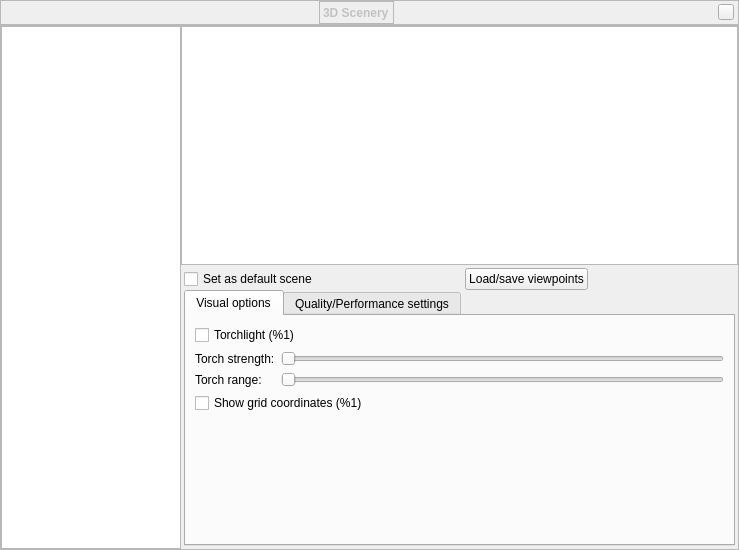
First picture: the form in plugins/Scenery3d/src/gui/scenery3dDialog.ui, repository 519984307/stellarium_src, before the edit.
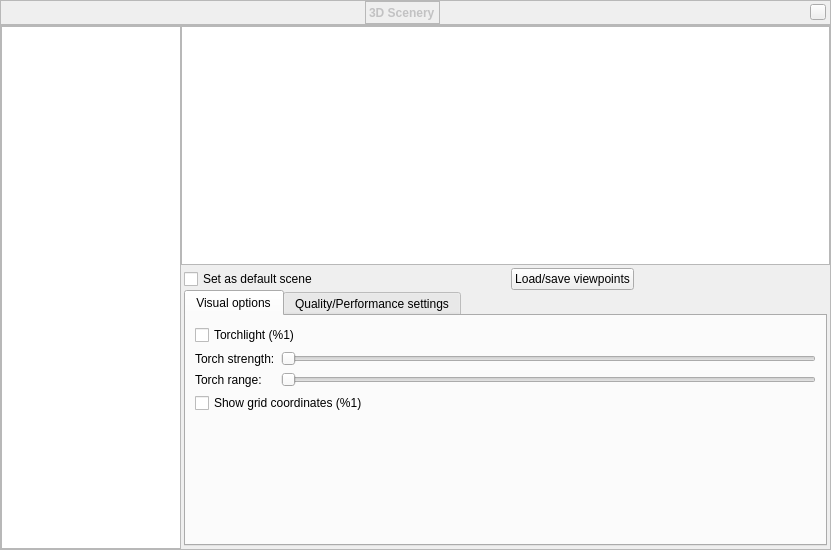
Second picture: the form after the edit. Custom widgets are drawn as their Qt base class.

Commit message: Updated lines for translation

Diff of the .ui file:
```diff
--- a/plugins/Scenery3d/src/gui/scenery3dDialog.ui
+++ b/plugins/Scenery3d/src/gui/scenery3dDialog.ui
@@ -6,7 +6,7 @@
    <rect>
     <x>0</x>
     <y>0</y>
-    <width>699</width>
+    <width>831</width>
     <height>550</height>
    </rect>
   </property>
@@ -291,8 +291,8 @@
               <string>&lt;!DOCTYPE HTML PUBLIC &quot;-//W3C//DTD HTML 4.0//EN&quot; &quot;http://www.w3.org/TR/REC-html40/strict.dtd&quot;&gt;
 &lt;html&gt;&lt;head&gt;&lt;meta name=&quot;qrichtext&quot; content=&quot;1&quot; /&gt;&lt;style type=&quot;text/css&quot;&gt;
 p, li { white-space: pre-wrap; }
-&lt;/style&gt;&lt;/head&gt;&lt;body style=&quot; font-family:'MS Shell Dlg 2'; font-size:10pt; font-weight:400; font-style:normal;&quot;&gt;
-&lt;p style=&quot;-qt-paragraph-type:empty; margin-top:12px; margin-bottom:12px; margin-left:0px; margin-right:0px; -qt-block-indent:0; text-indent:0px;&quot;&gt;&lt;br /&gt;&lt;/p&gt;&lt;/body&gt;&lt;/html&gt;</string>
+&lt;/style&gt;&lt;/head&gt;&lt;body style=&quot; font-family:'Sans Serif'; font-size:10pt; font-weight:400; font-style:normal;&quot;&gt;
+&lt;p style=&quot;-qt-paragraph-type:empty; margin-top:12px; margin-bottom:12px; margin-left:0px; margin-right:0px; -qt-block-indent:0; text-indent:0px; font-family:'MS Shell Dlg 2';&quot;&gt;&lt;br /&gt;&lt;/p&gt;&lt;/body&gt;&lt;/html&gt;</string>
              </property>
              <property name="openExternalLinks">
               <bool>true</bool>
```
Left out of the diff: 17 changed lines with no effect on the pictures.
